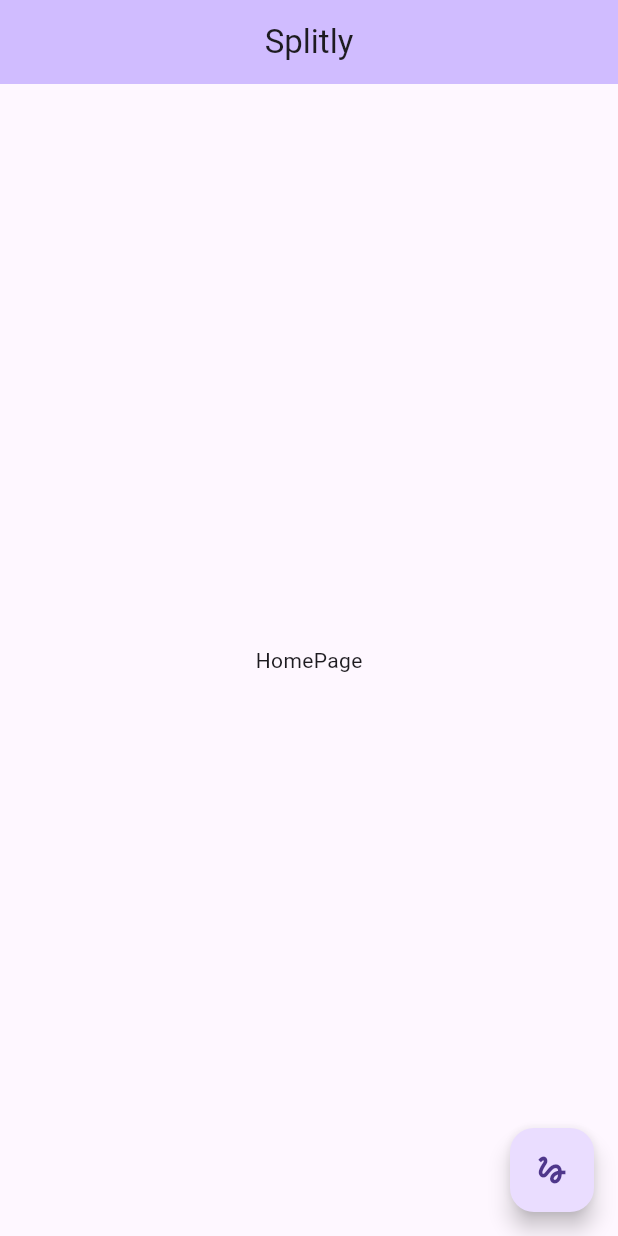
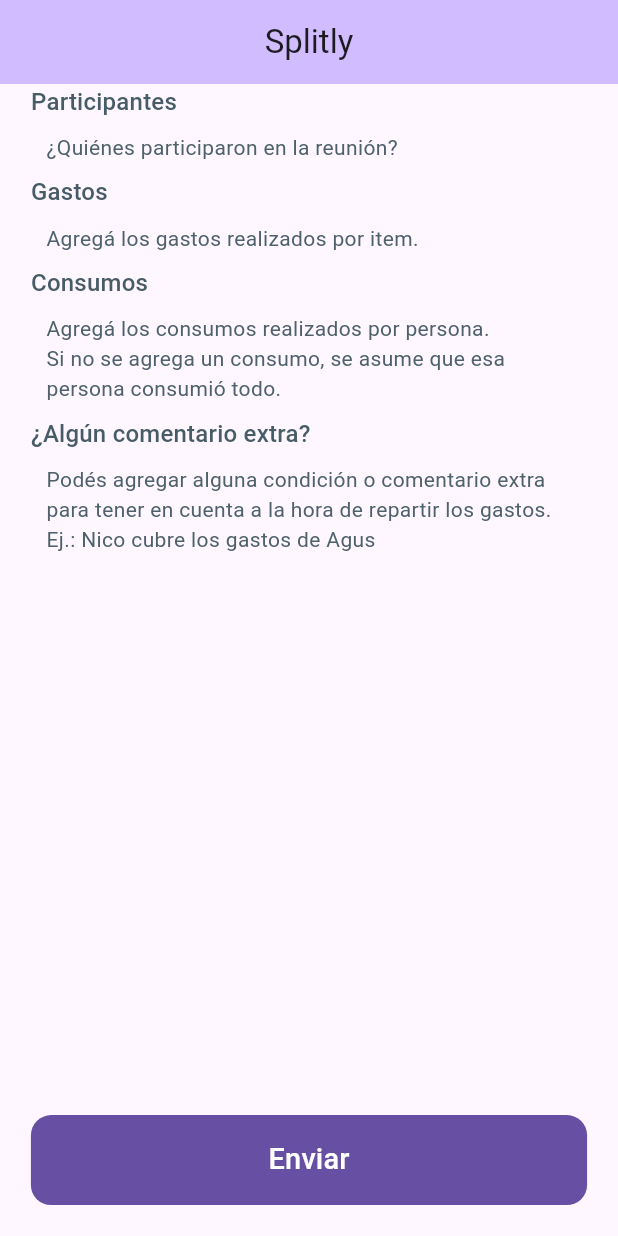
Before and after one commit to NicoCieri10/splitly, a Flutter app: the screen it shows after launch, on a phone screen of 412 x 824 dp. Run offline on Flutter 3.47's test engine with Material 3 defaults, Android fonts, the phone set to English and light mode, and no system bars; our stand-ins replace bloc, equatable, flutter_bloc, flutter_dotenv, google_generative_ai, sizer; generated files the repository leaves out were written again.

Commit message:
feat: home initial body

```diff
--- a/lib/home/view/home_page.dart
+++ b/lib/home/view/home_page.dart
@@ -23,13 +23,13 @@
 
   @override
   Widget build(BuildContext context) {
-    final data = PromptData(
+    final sendData = PromptData(
       participants: ['Nico', 'Agus', 'Nahuel', 'Juli', 'Sol'],
       expenses: [
+        const Expense(name: 'Ice cream', amount: 9200, paidBy: 'Sol'),
         const Expense(name: 'Meat', amount: 45600, paidBy: 'Nahuel'),
+        const Expense(name: 'Wine', amount: 20067, paidBy: 'Nahuel'),
         const Expense(name: 'Beer', amount: 13770, paidBy: 'Nico'),
-        const Expense(name: 'Ice cream', amount: 9200, paidBy: 'Sol'),
-        const Expense(name: 'Wine', amount: 20067, paidBy: 'Nahuel'),
       ],
       consumptions: [
         "Juli didn't consume wine",
@@ -43,68 +43,32 @@
         title: const Text('Splitly'),
         centerTitle: true,
       ),
-      floatingActionButton: FloatingActionButton(
-        child: const Icon(Icons.gesture_outlined),
-        onPressed: () => context.read<HomeBloc>().add(
-              GenerateResponse(data),
-            ),
-      ),
+      // floatingActionButton: FloatingActionButton(
+      //   child: const Icon(Icons.gesture_outlined),
+      //   onPressed: () => context.read<HomeBloc>().add(
+      //         GenerateResponse(sendData),
+      //       ),
+      // ),
       body: BlocConsumer<HomeBloc, HomeState>(
-        listener: (context, state) {
-          if (state is HomeFailure) {
-            ScaffoldMessenger.of(context).showSnackBar(
-              SnackBar(
-                content: Text(state.errorMessage),
-                backgroundColor: Colors.redAccent,
-              ),
-            );
-          }
-        },
-        builder: (context, state) {
-          return switch (state) {
-            HomeInitial() => const _HomeInitialBody(),
-            HomeAttempting() => const LoadingWidget(),
-            HomeSuccess() => _HomeSuccessBody(state.response),
-            HomeFailure() => const _HomeInitialBody(),
-          };
+        listener: homeListener,
+        builder: (context, state) => switch (state) {
+          HomeInitial() => const HomeInitialBody(),
+          HomeAttempting() => const LoadingWidget(),
+          HomeSuccess() => HomeSuccessBody(state.response),
+          HomeFailure() => const HomeInitialBody(),
         },
       ),
     );
   }
-}
 
-class _HomeInitialBody extends StatelessWidget {
-  const _HomeInitialBody();
-
-  @override
-  Widget build(BuildContext context) {
-    return const Center(
-      child: Text('HomePage'),
-    );
+  void homeListener(BuildContext context, HomeState state) {
+    if (state is HomeFailure) {
+      ScaffoldMessenger.of(context).showSnackBar(
+        SnackBar(
+          content: Text(state.errorMessage),
+          backgroundColor: Colors.redAccent,
+        ),
+      );
+    }
   }
 }
-
-class _HomeSuccessBody extends StatelessWidget {
-  const _HomeSuccessBody(this.response);
-
-  final GenerativeResponse? response;
-
-  @override
-  Widget build(BuildContext context) {
-    return Center(
-      child: Column(
-        children: [
-          Text(
-            response?.summary?.totalSpent.toString() ?? 'N/D',
-          ),
-          Text(
-            response?.summary?.persons.toString() ?? 'N/D',
-          ),
-          Text(
-            response?.byPerson.toString() ?? 'N/D',
-          ),
-        ],
-      ),
-    );
-  }
-}
--- /dev/null
+++ b/lib/home/widget/custom_button.dart
@@ -0,0 +1,161 @@
+import 'package:flutter/material.dart';
+import 'package:sizer/sizer.dart';
+
+class CustomButton extends StatelessWidget {
+  const CustomButton({
+    required this.text,
+    super.key,
+    this.height,
+    this.width,
+    this.border = BorderSide.none,
+    this.backgroundColor,
+    this.loadingColor = Colors.white,
+    this.disabledBackgroundColor = Colors.grey,
+    this.textStyle,
+    this.onPressed,
+    this.loading = false,
+    this.borderRadius,
+    this.loadingWidth = 3,
+    this.suffixIcon,
+    this.preffixIcon,
+    this.elevation = 1,
+    this.textScaleFactor = 1,
+    this.splashColor = const Color.fromARGB(31, 255, 255, 255),
+    this.iconsColor = Colors.white,
+    this.padding = const EdgeInsets.symmetric(vertical: 16),
+    this.margin = const EdgeInsets.symmetric(horizontal: 20),
+    this.textAlign,
+  });
+
+  /// The text to display on the button.
+  final String text;
+
+  /// The background color of the button.
+  final Color? backgroundColor;
+
+  /// The background color when the button is disabled.
+  final Color disabledBackgroundColor;
+
+  /// The color of the loading indicator (only shown when [loading] is true).
+  final Color loadingColor;
+
+  /// The callback executed when the button is pressed.
+  final void Function()? onPressed;
+
+  /// Whether the button is currently loading.
+  final bool loading;
+
+  /// The border radius of the button.
+  final double? borderRadius;
+
+  /// The height of the button.
+  final double? height;
+
+  /// The width of the button.
+  final double? width;
+
+  /// The width of the loading indicator.
+  final double loadingWidth;
+
+  /// The icon to display on the button, if there's one.
+  final IconData? suffixIcon;
+
+  /// The icon to display on the button, if there's one.
+  final IconData? preffixIcon;
+
+  /// The style of the text in the button.
+  final TextStyle? textStyle;
+
+  /// The style of the border of the button.
+  final BorderSide border;
+
+  /// The elevation of the button.
+  final double elevation;
+
+  /// The text scale factor to force the text to be bigger or smaller.
+  final double textScaleFactor;
+
+  /// The color of the splash effect when the button is pressed.
+  final Color splashColor;
+
+  /// The color of the icons.
+  final Color iconsColor;
+
+  /// The inner padding of the button.
+  final EdgeInsets padding;
+
+  /// The alignment of the text.
+  final TextAlign? textAlign;
+
+  /// The buttom margin.
+  final EdgeInsets margin;
+
+  bool get isDisabled => onPressed == null;
+
+  @override
+  Widget build(BuildContext context) {
+    return Padding(
+      padding: margin,
+      child: MaterialButton(
+        height: height ?? 25.sp,
+        minWidth: width ?? double.maxFinite,
+        onPressed: onPressed,
+        color: backgroundColor ?? Theme.of(context).colorScheme.primary,
+        padding: padding,
+        elevation: 0,
+        splashColor: splashColor,
+        disabledColor: disabledBackgroundColor,
+        shape: RoundedRectangleBorder(
+          borderRadius: BorderRadius.circular(borderRadius ?? 15.sp),
+          side: border,
+        ),
+        child: loading
+            ? SizedBox.square(
+                dimension: 22.sp,
+                child: CircularProgressIndicator(
+                  color: loadingColor,
+                  strokeWidth: loadingWidth,
+                ),
+              )
+            : Row(
+                mainAxisAlignment: MainAxisAlignment.center,
+                children: [
+                  if (preffixIcon != null)
+                    Icon(
+                      preffixIcon,
+                      color: isDisabled
+                          ? Colors.black.withValues(alpha: 0.38)
+                          : iconsColor,
+                    ),
+                  Flexible(
+                    child: Text(
+                      text,
+                      style: textStyle?.copyWith(
+                            color: isDisabled
+                                ? Colors.black.withValues(alpha: 0.38)
+                                : null,
+                          ) ??
+                          TextStyle(
+                            fontSize: 18.sp,
+                            color: isDisabled
+                                ? Colors.black.withValues(alpha: 0.38)
+                                : Colors.white,
+                          ),
+                      textScaler: TextScaler.linear(textScaleFactor),
+                      maxLines: 1,
+                      textAlign: textAlign,
+                    ),
+                  ),
+                  if (suffixIcon != null)
+                    Icon(
+                      suffixIcon,
+                      color: isDisabled
+                          ? Colors.black.withValues(alpha: 0.38)
+                          : iconsColor,
+                    ),
+                ],
+              ),
+      ),
+    );
+  }
+}
--- /dev/null
+++ b/lib/home/widget/home_initial_body.dart
@@ -0,0 +1,84 @@
+import 'package:flutter/material.dart';
+import 'package:sizer/sizer.dart';
+import 'package:splitly/home/widget/widget.dart';
+
+class HomeInitialBody extends StatelessWidget {
+  const HomeInitialBody({super.key});
+
+  @override
+  Widget build(BuildContext context) {
+    return Column(
+      mainAxisAlignment: MainAxisAlignment.spaceBetween,
+      children: [
+        Flexible(
+          child: SingleChildScrollView(
+            physics: const BouncingScrollPhysics(),
+            child: Column(
+              spacing: 1.h,
+              crossAxisAlignment: CrossAxisAlignment.start,
+              children: const [
+                _TitleWidget('Participantes'),
+                _SubtitleWidget('¿Quiénes participaron en la reunión?'),
+                _TitleWidget('Gastos'),
+                _SubtitleWidget('Agregá los gastos realizados por item.'),
+                _TitleWidget('Consumos'),
+                _SubtitleWidget(
+                  // ignore: lines_longer_than_80_chars
+                  'Agregá los consumos realizados por persona.\nSi no se agrega un consumo, se asume que esa persona consumió todo.',
+                ),
+                _TitleWidget('¿Algún comentario extra?'),
+                _SubtitleWidget(
+                  // ignore: lines_longer_than_80_chars
+                  'Podés agregar alguna condición o comentario extra para tener en cuenta a la hora de repartir los gastos.\nEj.: Nico cubre los gastos de Agus',
+                ),
+              ],
+            ),
+          ),
+        ),
+        CustomButton(
+          text: 'Enviar',
+          margin: EdgeInsets.all(5.w),
+          onPressed: () {},
+        ),
+      ],
+    );
+  }
+}
+
+class _TitleWidget extends StatelessWidget {
+  const _TitleWidget(this.text);
+
+  final String text;
+
+  @override
+  Widget build(BuildContext context) {
+    return Padding(
+      padding: EdgeInsets.symmetric(horizontal: 5.w),
+      child: Text(
+        text,
+        style: Theme.of(context).textTheme.titleMedium?.copyWith(
+              color: const Color.fromARGB(255, 71, 92, 103),
+            ),
+      ),
+    );
+  }
+}
+
+class _SubtitleWidget extends StatelessWidget {
+  const _SubtitleWidget(this.text);
+
+  final String text;
+
+  @override
+  Widget build(BuildContext context) {
+    return Padding(
+      padding: EdgeInsets.symmetric(horizontal: 7.5.w),
+      child: Text(
+        text,
+        style: Theme.of(context).textTheme.bodyMedium?.copyWith(
+              color: const Color.fromARGB(255, 78, 97, 108),
+            ),
+      ),
+    );
+  }
+}
--- /dev/null
+++ b/lib/home/widget/home_success_body.dart
@@ -0,0 +1,27 @@
+import 'package:core/core.dart';
+import 'package:flutter/material.dart';
+
+class HomeSuccessBody extends StatelessWidget {
+  const HomeSuccessBody(this.response, {super.key});
+
+  final GenerativeResponse? response;
+
+  @override
+  Widget build(BuildContext context) {
+    return Center(
+      child: Column(
+        children: [
+          Text(
+            response?.summary?.totalSpent.toString() ?? 'N/D',
+          ),
+          Text(
+            response?.summary?.persons.toString() ?? 'N/D',
+          ),
+          Text(
+            response?.byPerson.toString() ?? 'N/D',
+          ),
+        ],
+      ),
+    );
+  }
+}
--- a/lib/home/widget/widget.dart
+++ b/lib/home/widget/widget.dart
@@ -1 +1,4 @@
+export 'custom_button.dart';
+export 'home_initial_body.dart';
+export 'home_success_body.dart';
 export 'loading_widget.dart';
--- /dev/null
+++ b/packages/core/lib/src/model/consumption.dart
@@ -0,0 +1,11 @@
+import 'package:core/core.dart';
+
+class Consumption {
+  const Consumption({
+    required this.participant,
+    required this.expense,
+  });
+
+  final Participant participant;
+  final Expense expense;
+}
--- a/packages/core/lib/src/model/model.dart
+++ b/packages/core/lib/src/model/model.dart
@@ -1,6 +1,8 @@
+export 'consumption.dart';
 export 'debt.dart';
 export 'expense.dart';
 export 'generative_response.dart';
+export 'participant.dart';
 export 'personal_spent.dart';
 export 'prompt_data.dart';
 export 'summary.dart';
--- /dev/null
+++ b/packages/core/lib/src/model/participant.dart
@@ -0,0 +1,7 @@
+class Participant {
+  const Participant({
+    required this.name,
+  });
+
+  final String name;
+}
--- a/packages/core/lib/src/model/prompt_data.dart
+++ b/packages/core/lib/src/model/prompt_data.dart
@@ -46,7 +46,6 @@
 - Calculate how much each person *should* pay, how much they *actually* paid, and if they have credit or debt.
 - Calculate who owes whom and how much.
 - Exclude from debt anyone whose expenses were covered by others (e.g., if Nico covers Agus).
-- Sort the `by_person` list alphabetically by name.
 - If there are no relevant notes or special comments, return `"notes": []`.
 - If a person is covered by someone else, their share of the expenses must be entirely paid by the covering person.
 - Do NOT assign any debt to the covered person.
```
Also changed, not shown: pubspec.lock.
